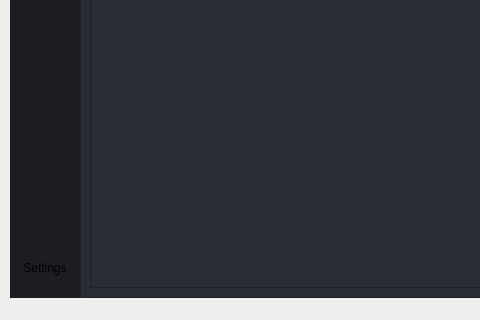
The window that ui/main.ui (Radu101199/CamControl-Controlul-Gestual-al-Dispozitivelor) describes before a commit, drawn with Qt 5; both pictures show x 0 to 480 and y 418 to 738 of the 1012 by 738 pixel window.
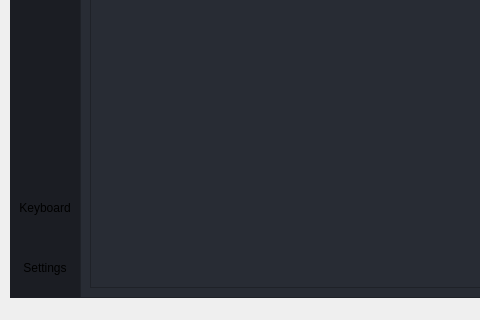
The same window after the commit. The open tabs and pages were chosen to show the change. Icons and pictures are not drawn.

```diff
--- a/ui/main.ui
+++ b/ui/main.ui
@@ -777,6 +777,34 @@
                 <property name="bottomMargin">
                  <number>0</number>
                 </property>
+                <item>
+                 <widget class="QPushButton" name="btn_keyboard">
+                  <property name="minimumSize">
+                   <size>
+                    <width>0</width>
+                    <height>60</height>
+                   </size>
+                  </property>
+                  <property name="styleSheet">
+                   <string notr="true">QPushButton {
+
+	background-position: center;
+	background-repeat: no-reperat;
+	border: none;
+	background-color: rgb(27, 29, 35);
+}
+QPushButton:hover {
+	background-color: rgb(33, 37, 43);
+}
+QPushButton:pressed {	
+	background-color: rgb(85, 170, 255);
+}</string>
+                  </property>
+                  <property name="text">
+                   <string>Keyboard</string>
+                  </property>
+                 </widget>
+                </item>
                 <item>
                  <widget class="QPushButton" name="btn_settings">
                   <property name="sizePolicy">
```
Left out of the diff: 2 changed lines with no effect on the pictures.
